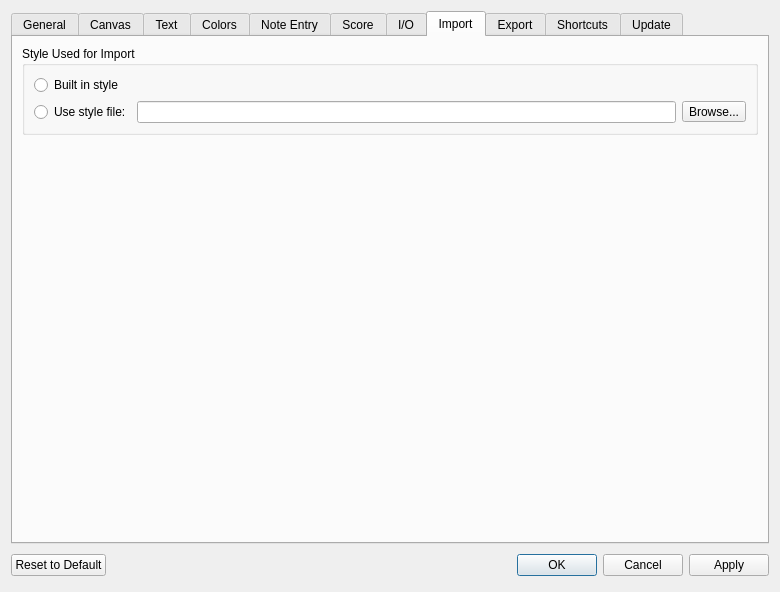
musescore/musescore-old, file branches/mscore-0-9-6/mscore/mscore/prefsdialog.ui: the form before one commit.
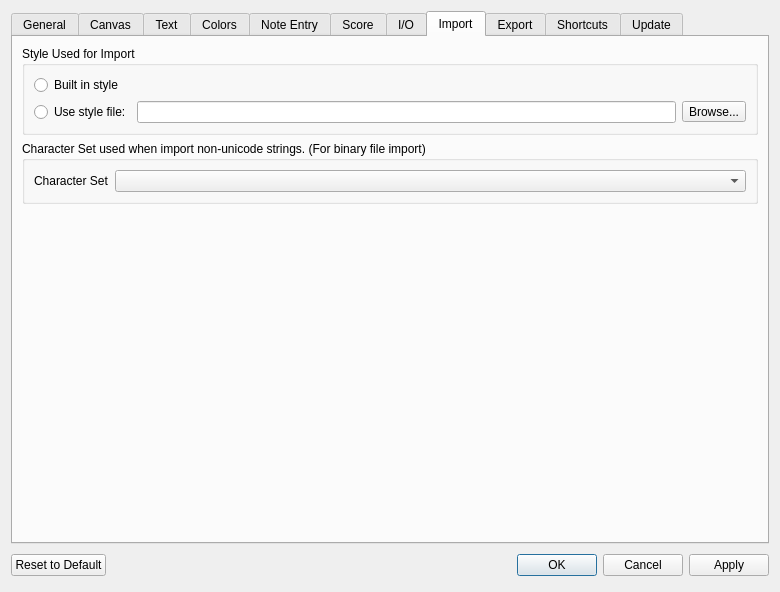
The form after the commit. The open tabs and pages were chosen to show the change. Icons and pictures are not drawn. Custom widgets are drawn as their Qt base class.

```diff
--- a/branches/mscore-0-9-6/mscore/mscore/prefsdialog.ui
+++ b/branches/mscore-0-9-6/mscore/mscore/prefsdialog.ui
@@ -1995,6 +1995,41 @@
          </layout>
         </widget>
        </item>
+       <item>
+        <widget class="QGroupBox" name="characterSetGroupBox">
+         <property name="title">
+          <string>Character Set used when import non-unicode strings. (For binary file import)</string>
+         </property>
+         <property name="flat">
+          <bool>true</bool>
+         </property>
+         <layout class="QHBoxLayout" name="horizontalLayout_8">
+          <item>
+           <widget class="QLabel" name="label_39">
+            <property name="sizePolicy">
+             <sizepolicy hsizetype="Minimum" vsizetype="Preferred">
+              <horstretch>0</horstretch>
+              <verstretch>0</verstretch>
+             </sizepolicy>
+            </property>
+            <property name="text">
+             <string>Character Set</string>
+            </property>
+           </widget>
+          </item>
+          <item>
+           <widget class="QComboBox" name="importCharsetList">
+            <property name="sizePolicy">
+             <sizepolicy hsizetype="Expanding" vsizetype="Fixed">
+              <horstretch>0</horstretch>
+              <verstretch>0</verstretch>
+             </sizepolicy>
+            </property>
+           </widget>
+          </item>
+         </layout>
+        </widget>
+       </item>
        <item>
         <spacer>
          <property name="orientation">
```
